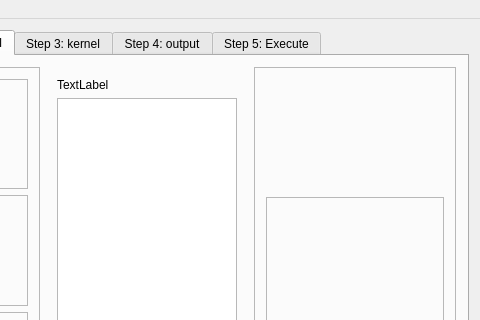
Old version of the form Qt/mainwindow.ui in the repository Anders1232/GWR_BR; both pictures show x 186 to 666 and y 0 to 320 of the 666 by 480 pixel window.
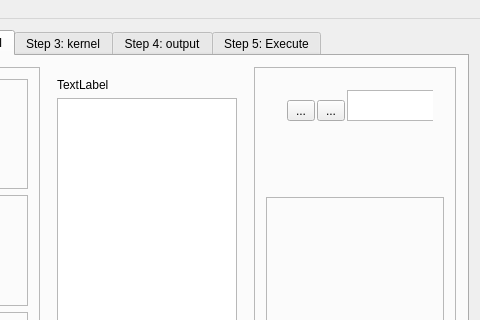
New version of the form.

Commit message: Nanostep commit2

```diff
--- a/Qt/mainwindow.ui
+++ b/Qt/mainwindow.ui
@@ -273,9 +273,46 @@
           <layout class="QVBoxLayout" name="verticalLayout_6" stretch="1,2">
            <item>
             <widget class="QWidget" name="widget_2" native="true">
-             <layout class="QVBoxLayout" name="verticalLayout_8">
+             <layout class="QVBoxLayout" name="verticalLayout_8" stretch="1,1">
               <item>
-               <widget class="QWidget" name="widget_3" native="true"/>
+               <widget class="QWidget" name="widget_3" native="true">
+                <widget class="QToolButton" name="toolButton">
+                 <property name="geometry">
+                  <rect>
+                   <x>10</x>
+                   <y>10</y>
+                   <width>28</width>
+                   <height>21</height>
+                  </rect>
+                 </property>
+                 <property name="text">
+                  <string>...</string>
+                 </property>
+                </widget>
+                <widget class="QToolButton" name="toolButton_2">
+                 <property name="geometry">
+                  <rect>
+                   <x>40</x>
+                   <y>10</y>
+                   <width>28</width>
+                   <height>21</height>
+                  </rect>
+                 </property>
+                 <property name="text">
+                  <string>...</string>
+                 </property>
+                </widget>
+                <widget class="QListWidget" name="listWidget_2">
+                 <property name="geometry">
+                  <rect>
+                   <x>70</x>
+                   <y>0</y>
+                   <width>101</width>
+                   <height>31</height>
+                  </rect>
+                 </property>
+                </widget>
+               </widget>
               </item>
               <item>
                <widget class="QWidget" name="widget_4" native="true"/>
```
